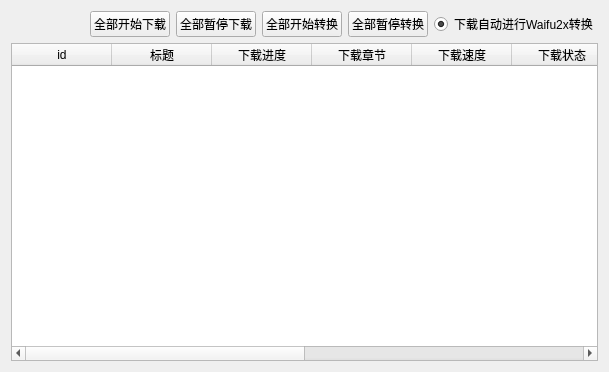
First picture: the form in ui/ui_download.ui, repository tonquer/picacg-qt, before the edit.
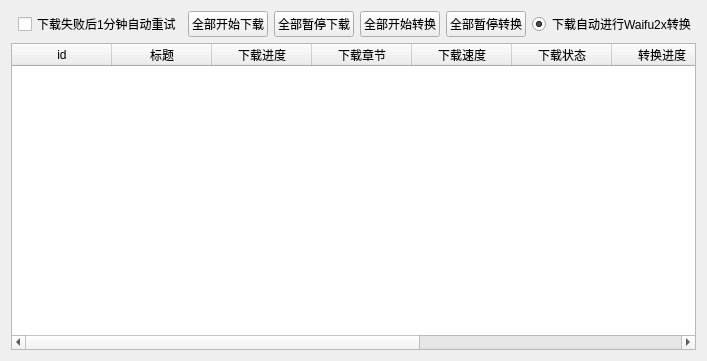
Second picture: the form after the edit.

What changed in the file:
```diff
--- a/ui/ui_download.ui
+++ b/ui/ui_download.ui
@@ -6,8 +6,8 @@
    <rect>
     <x>0</x>
     <y>0</y>
-    <width>609</width>
-    <height>372</height>
+    <width>707</width>
+    <height>361</height>
    </rect>
   </property>
   <property name="windowTitle">
@@ -31,6 +31,13 @@
          </property>
         </spacer>
        </item>
+       <item>
+        <widget class="QCheckBox" name="redownloadRadio">
+         <property name="text">
+          <string>下载失败后1分钟自动重试</string>
+         </property>
+        </widget>
+       </item>
        <item>
         <widget class="QPushButton" name="pushButton">
          <property name="text">
```
